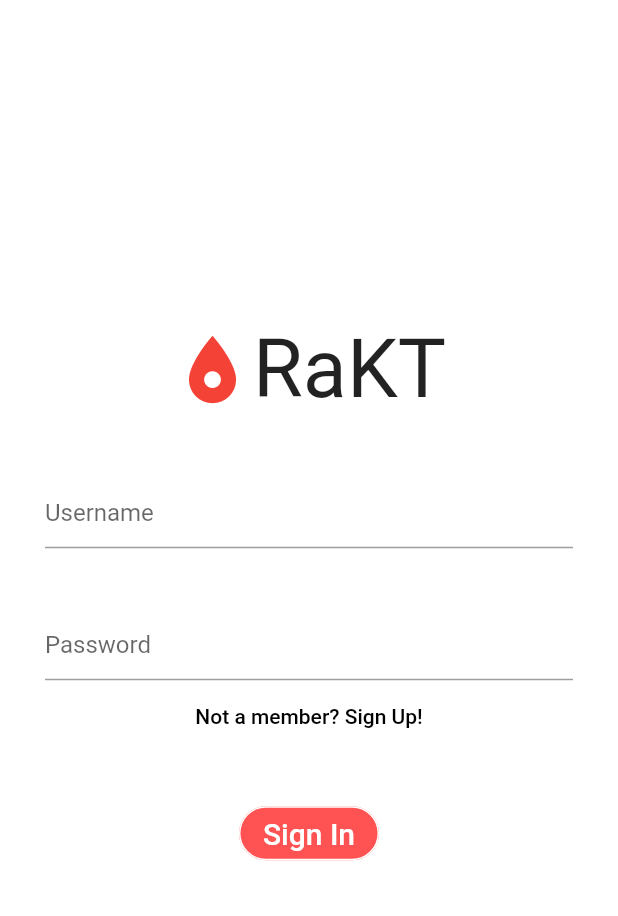
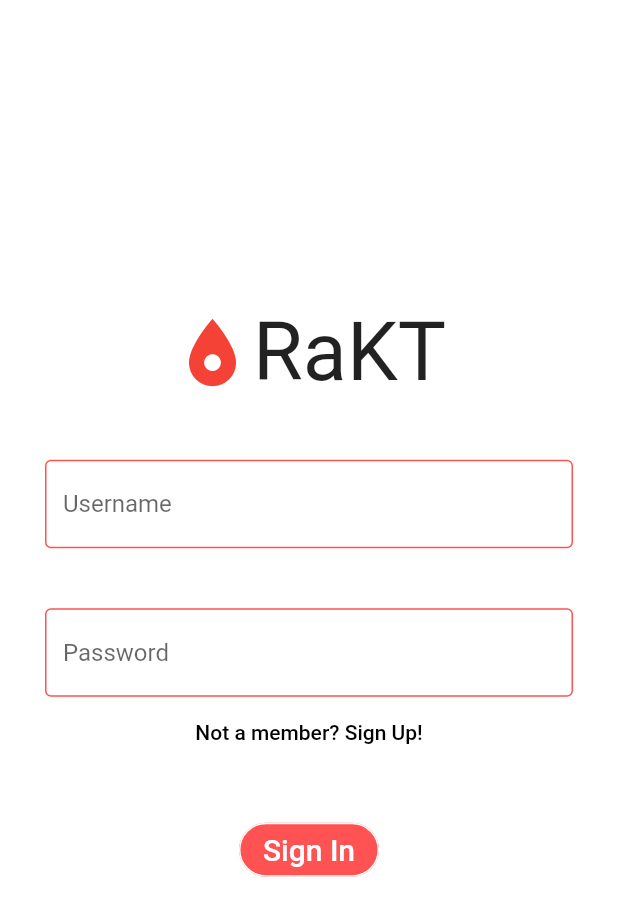
Before and after one commit to abbygriffiths/sih-rakt, a Flutter app: the screen it shows after launch, on a phone screen of 412 x 824 dp. Shown: the top 916 px of the screen. Run offline on Flutter 3.47's test engine with Material 2 defaults, Android fonts, the phone set to English and light mode, and no system bars; our stand-ins replace flutter_datetime_picker.

Commit message:
reduced repetition

```diff
--- a/lib/donate.dart
+++ b/lib/donate.dart
@@ -1,6 +1,7 @@
 import 'package:flutter/material.dart';
 
 import 'widgets/rounded_button.dart';
+import 'widgets/text_field_decoration.dart';
 
 class DonatePage extends StatefulWidget {
   @override
@@ -23,7 +24,7 @@ class _DonatePageState extends State<StatefulWidget> {
         Container(
           padding: new EdgeInsets.symmetric(horizontal: 30),
           child: TextField(
-            decoration: new InputDecoration(hintText: 'Username'),
+            decoration: textFieldDecoration(),
           ),
         ),
         Padding(
--- a/lib/login.dart
+++ b/lib/login.dart
@@ -1,6 +1,7 @@
 import 'package:flutter/material.dart';
 
 import 'widgets/rounded_button.dart';
+import 'widgets/text_field_decoration.dart';
 
 class LoginPage extends StatelessWidget {
   @override
@@ -16,15 +17,15 @@ class LoginPage extends StatelessWidget {
             Padding(
               padding: new EdgeInsets.all(20),
             ),
-            LoginFields(
-              hinttext: 'Username',
+            LoginField(
+              hintText: 'Username',
               isPassword: false,
             ),
             Padding(
               padding: new EdgeInsets.all(20),
             ),
-            LoginFields(
-              hinttext: 'Password',
+            LoginField(
+              hintText: 'Password',
               isPassword: true,
             ),
             Container(
@@ -79,10 +80,10 @@ class Logo extends StatelessWidget {
   }
 }
 
-class LoginFields extends StatelessWidget {
-  LoginFields({@required this.hinttext, @required this.isPassword, Key key})
+class LoginField extends StatelessWidget {
+  LoginField({@required this.hintText, @required this.isPassword, Key key})
       : super(key: key);
-  final String hinttext;
+  final String hintText;
   final bool isPassword;
 
   @override
@@ -90,7 +91,7 @@ class LoginFields extends StatelessWidget {
     return Container(
       padding: new EdgeInsets.symmetric(horizontal: 30),
       child: TextField(
-        decoration: new InputDecoration(hintText: hinttext),
+        decoration: textFieldDecoration(hintText: hintText),
         obscureText: isPassword,
       ),
     );
--- /dev/null
+++ b/lib/widgets/text_field_decoration.dart
@@ -0,0 +1,15 @@
+import 'package:flutter/material.dart';
+
+InputDecoration textFieldDecoration({hintText}) {
+  return InputDecoration(
+    hintText: hintText,
+    enabledBorder: OutlineInputBorder(
+        borderSide: BorderSide(
+      color: Colors.redAccent,
+    )),
+    focusedBorder: OutlineInputBorder(
+        borderSide: BorderSide(
+      color: Colors.redAccent,
+    )),
+  );
+}
```
